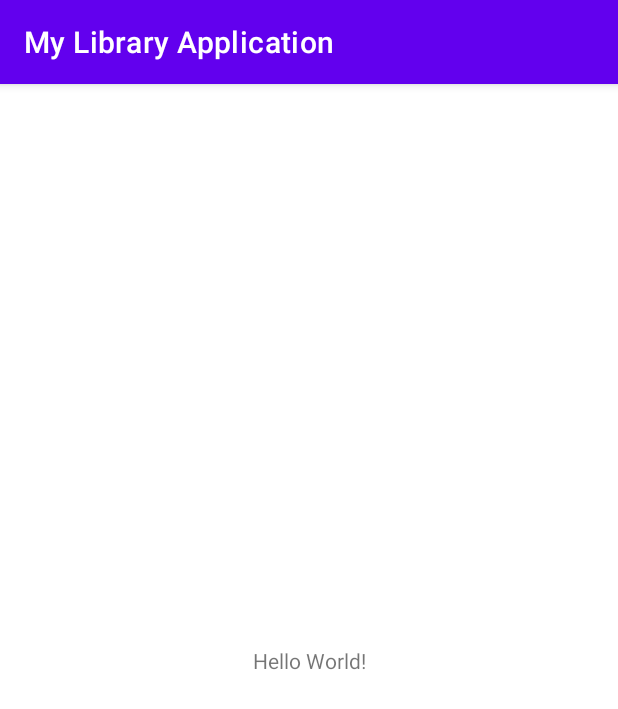
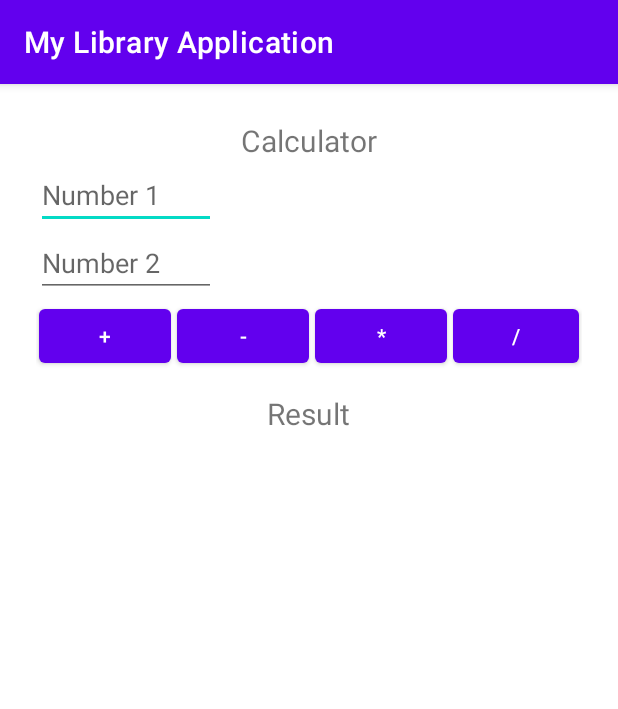
Before and after one commit to ashishg-dev/MyFirstLibrary, an Android app: the screen it shows after launch (MainActivity), on a phone screen of 412 x 824 dp. Shown: the top 709 px of the screen. Run offline under Robolectric (Android 15) with nearby library versions, the phone set to English and light mode, and no system bars.

Commit message:
compile sdk version upgraded

```diff
--- a/MyFirstLibrary/build.gradle
+++ b/MyFirstLibrary/build.gradle
@@ -4,13 +4,13 @@ plugins {
 }
 
 android {
-    compileSdkVersion 30
+    compileSdkVersion 31
 
     defaultConfig {
         minSdkVersion 21
-        targetSdkVersion 30
-        versionCode 1
-        versionName "1.0"
+        targetSdkVersion 31
+        versionCode 2
+        versionName "1.0.1"
 
         testInstrumentationRunner "androidx.test.runner.AndroidJUnitRunner"
         consumerProguardFiles "consumer-rules.pro"
--- a/app/build.gradle
+++ b/app/build.gradle
@@ -41,4 +41,5 @@ dependencies {
     testImplementation 'junit:junit:4.+'
     androidTestImplementation 'androidx.test.ext:junit:1.1.3'
     androidTestImplementation 'androidx.test.espresso:espresso-core:3.4.0'
+    implementation 'com.github.ashishg-dev:MyFirstLibrary:v1.0.0'
 }
--- a/app/src/main/java/com/devashish/mylibraryapplication/MainActivity.kt
+++ b/app/src/main/java/com/devashish/mylibraryapplication/MainActivity.kt
@@ -2,10 +2,53 @@ package com.devashish.mylibraryapplication
 
 import androidx.appcompat.app.AppCompatActivity
 import android.os.Bundle
+import android.widget.Button
+import android.widget.EditText
+import android.widget.TextView
+import com.devashish.myfirstlibrary.Calculate
 
 class MainActivity : AppCompatActivity() {
+
+
     override fun onCreate(savedInstanceState: Bundle?) {
         super.onCreate(savedInstanceState)
         setContentView(R.layout.activity_main)
+
+        val buttonAdd = findViewById<Button>(R.id.buttonAdd)
+        val buttonSub = findViewById<Button>(R.id.buttonSub)
+        val buttonMul = findViewById<Button>(R.id.buttonMul)
+        val buttonDiv = findViewById<Button>(R.id.buttonDiv)
+        val textResult = findViewById<TextView>(R.id.textViewResult)
+        val number1 = findViewById<EditText>(R.id.number1)
+        val number2 = findViewById<EditText>(R.id.number2)
+
+        buttonAdd.setOnClickListener {
+            textResult.text = Calculate.add(
+                number1.text.toString().toInt(),
+                number2.text.toString().toInt()
+            ).toString()
+        }
+
+        buttonSub.setOnClickListener {
+            textResult.text = Calculate.subtract(
+                number1.text.toString().toInt(),
+                number2.text.toString().toInt()
+            ).toString()
+        }
+
+        buttonMul.setOnClickListener {
+            textResult.text = Calculate.multiply(
+                number1.text.toString().toInt(),
+                number2.text.toString().toInt()
+            ).toString()
+        }
+
+        buttonDiv.setOnClickListener {
+            textResult.text = Calculate.divide(
+                number1.text.toString().toInt(),
+                number2.text.toString().toInt()
+            ).toString()
+        }
+
     }
 }
--- a/app/src/main/res/layout/activity_main.xml
+++ b/app/src/main/res/layout/activity_main.xml
@@ -1,18 +1,73 @@
 <?xml version="1.0" encoding="utf-8"?>
-<androidx.constraintlayout.widget.ConstraintLayout xmlns:android="http://schemas.android.com/apk/res/android"
-    xmlns:app="http://schemas.android.com/apk/res-auto"
+<LinearLayout xmlns:android="http://schemas.android.com/apk/res/android"
     xmlns:tools="http://schemas.android.com/tools"
     android:layout_width="match_parent"
     android:layout_height="match_parent"
+    android:orientation="vertical"
+    android:padding="24dp"
     tools:context=".MainActivity">
 
     <TextView
         android:layout_width="wrap_content"
         android:layout_height="wrap_content"
-        android:text="Hello World!"
-        app:layout_constraintBottom_toBottomOf="parent"
-        app:layout_constraintLeft_toLeftOf="parent"
-        app:layout_constraintRight_toRightOf="parent"
-        app:layout_constraintTop_toTopOf="parent" />
+        android:layout_gravity="center"
+        android:text="Calculator"
+        android:textSize="20dp" />
 
-</androidx.constraintlayout.widget.ConstraintLayout>
+    <EditText
+        android:id="@+id/number1"
+        android:layout_width="120dp"
+        android:layout_height="wrap_content"
+        android:hint="Number 1" />
+
+    <EditText
+        android:id="@+id/number2"
+        android:layout_width="120dp"
+        android:layout_height="wrap_content"
+        android:hint="Number 2" />
+
+    <LinearLayout
+        android:layout_width="match_parent"
+        android:layout_height="wrap_content"
+        android:orientation="horizontal">
+
+        <Button
+            android:id="@+id/buttonAdd"
+            android:layout_width="wrap_content"
+            android:layout_height="wrap_content"
+            android:layout_margin="2dp"
+            android:text="+" />
+
+        <Button
+            android:id="@+id/buttonSub"
+            android:layout_width="wrap_content"
+            android:layout_height="wrap_content"
+            android:layout_margin="2dp"
+            android:text="-" />
+
+        <Button
+            android:id="@+id/buttonMul"
+            android:layout_width="wrap_content"
+            android:layout_height="wrap_content"
+            android:layout_margin="2dp"
+            android:text="*" />
+
+        <Button
+            android:id="@+id/buttonDiv"
+            android:layout_width="wrap_content"
+            android:layout_height="wrap_content"
+            android:layout_margin="2dp"
+            android:text="/" />
+
+    </LinearLayout>
+
+    <TextView
+        android:id="@+id/textViewResult"
+        android:layout_width="wrap_content"
+        android:layout_height="wrap_content"
+        android:layout_gravity="center"
+        android:layout_marginTop="12dp"
+        android:text="Result"
+        android:textSize="20dp" />
+
+</LinearLayout>
--- a/build.gradle
+++ b/build.gradle
@@ -19,6 +19,7 @@ allprojects {
         google()
         mavenCentral()
         jcenter() // Warning: this repository is going to shut down soon
+        maven { url 'https://jitpack.io' }
     }
 }
 
```
